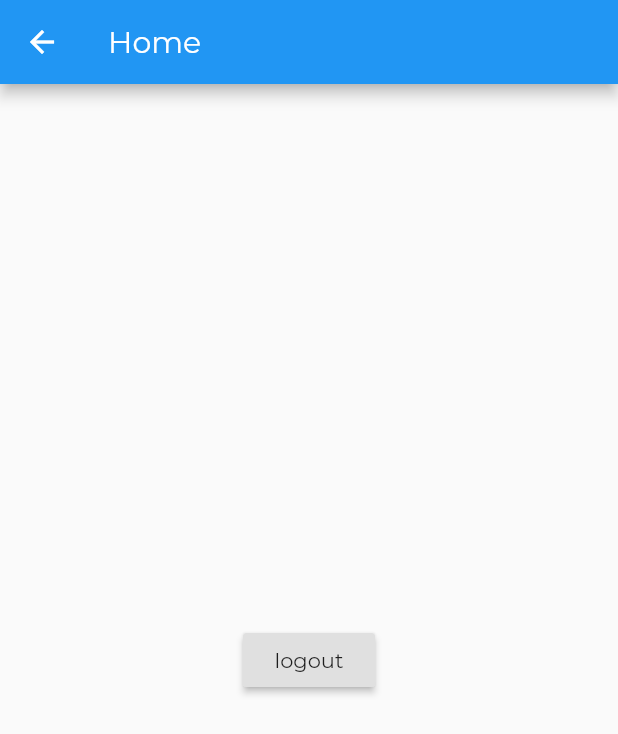
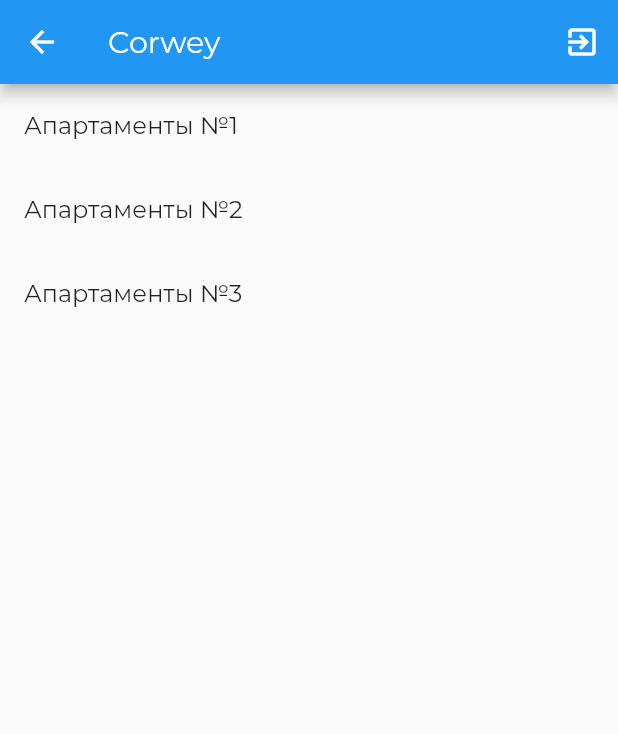
Before and after one commit to pretorean/corwey_flutter, a Flutter app: the MainPage screen opened by its route, on a phone screen of 412 x 824 dp. Shown: the top 734 px of the screen. Run offline on Flutter 3.47's test engine with Material 2 defaults, Android fonts, the phone set to English and light mode, and no system bars; our stand-ins replace bloc, equatable, flutter_bloc; missing offline and left inert: regexed_validator; statements that could not run were skipped.

Commit message:
Прототип выбора из списка

```diff
--- /dev/null
+++ b/lib/items/Item.dart
@@ -0,0 +1,26 @@
+import 'package:meta/meta.dart';
+
+class Item {
+  Item({
+    @required this.title,
+    @required this.subtitle,
+  });
+
+  final String title;
+  final String subtitle;
+}
+
+final List<Item> items = <Item>[
+  Item(
+    title: 'Апартаменты №1',
+    subtitle: 'Все Материалы предназначены исключительно для личного некоммерческого использования в рамках технических возможностей, предоставляемых Сервисом. Любое копирование, воспроизведение, переработка, распространение, доведение до всеобщего сведения либо иное использование Материалов или Базы данных вне рамок возможностей, предоставляемых Сервисом, а также любое их использование в коммерческих целях запрещается.',
+  ),
+  Item(
+    title: 'Апартаменты №2',
+    subtitle: 'Все Материалы предназначены исключительно для личного некоммерческого использования в рамках технических возможностей, предоставляемых Сервисом. Любое копирование, воспроизведение, переработка, распространение, доведение до всеобщего сведения либо иное использование Материалов или Базы данных вне рамок возможностей, предоставляемых Сервисом, а также любое их использование в коммерческих целях запрещается.',
+  ),
+  Item(
+    title: 'Апартаменты №3',
+    subtitle: 'Все Материалы предназначены исключительно для личного некоммерческого использования в рамках технических возможностей, предоставляемых Сервисом. Любое копирование, воспроизведение, переработка, распространение, доведение до всеобщего сведения либо иное использование Материалов или Базы данных вне рамок возможностей, предоставляемых Сервисом, а также любое их использование в коммерческих целях запрещается.',
+  ),
+];
--- /dev/null
+++ b/lib/items/ItemListing.dart
@@ -0,0 +1,26 @@
+import 'package:corwey_flutter/items/Item.dart';
+import 'package:flutter/material.dart';
+import 'package:meta/meta.dart';
+
+class ItemListing extends StatelessWidget {
+  ItemListing({
+    @required this.itemSelectedCallback,
+    this.selectedItem,
+  });
+
+  final ValueChanged<Item> itemSelectedCallback;
+  final Item selectedItem;
+
+  @override
+  Widget build(BuildContext context) {
+    return ListView(
+      children: items.map((item) {
+        return ListTile(
+          title: Text(item.title),
+          onTap: () => itemSelectedCallback(item),
+          selected: selectedItem == item,
+        );
+      }).toList(),
+    );
+  }
+}
--- a/lib/pages/MainPage.dart
+++ b/lib/pages/MainPage.dart
@@ -1,5 +1,7 @@
 import 'package:corwey_flutter/bloc/LoginBloc.dart';
 import 'package:corwey_flutter/events/LoginEvents.dart';
+import 'package:corwey_flutter/items/ItemDetails.dart';
+import 'package:corwey_flutter/items/ItemListing.dart';
 import 'package:corwey_flutter/pages/LoginPage.dart';
 import 'package:flutter/material.dart';
 import 'package:flutter_bloc/flutter_bloc.dart';
@@ -13,17 +15,33 @@ class MainPage extends StatelessWidget {
 
     return Scaffold(
       appBar: AppBar(
-        title: Text('Home'),
+        title: Text('Corwey'),
+        actions: <Widget>[
+          IconButton(
+            icon: Icon(Icons.exit_to_app),
+            onPressed: () {
+              loginBloc.dispatch(LoggedOut());
+              Navigator.of(context).pushReplacementNamed(LoginPage.routeName);
+            },
+          ),
+        ],
       ),
-      body: Container(
-        child: Center(
-            child: RaisedButton(
-          child: Text('logout'),
-          onPressed: () {
-            loginBloc.dispatch(LoggedOut());
-            Navigator.of(context).pushReplacementNamed(LoginPage.routeName);
+      body: SafeArea(
+        child: ItemListing(
+          itemSelectedCallback: (item) {
+            Navigator.push(
+              context,
+              MaterialPageRoute(
+                builder: (BuildContext context) {
+                  return ItemDetails(
+                    isInTabletLayout: false,
+                    item: item,
+                  );
+                },
+              ),
+            );
           },
-        )),
+        ),
       ),
     );
   }
```
Also changed, not shown: lib/items/ItemDetails.dart (added, +58 -0 lines).
